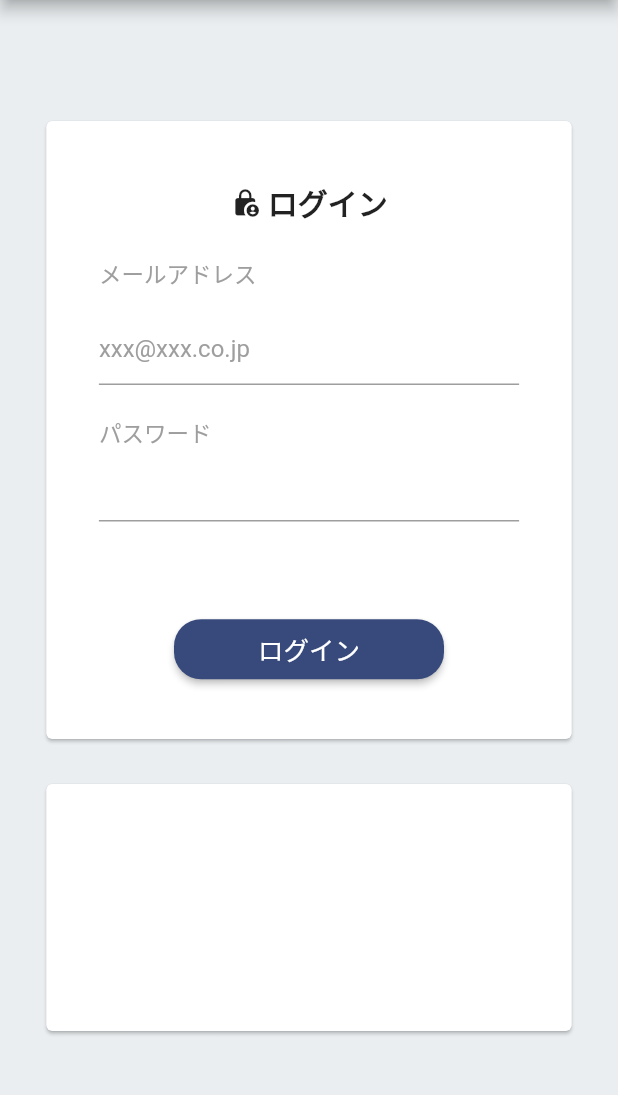
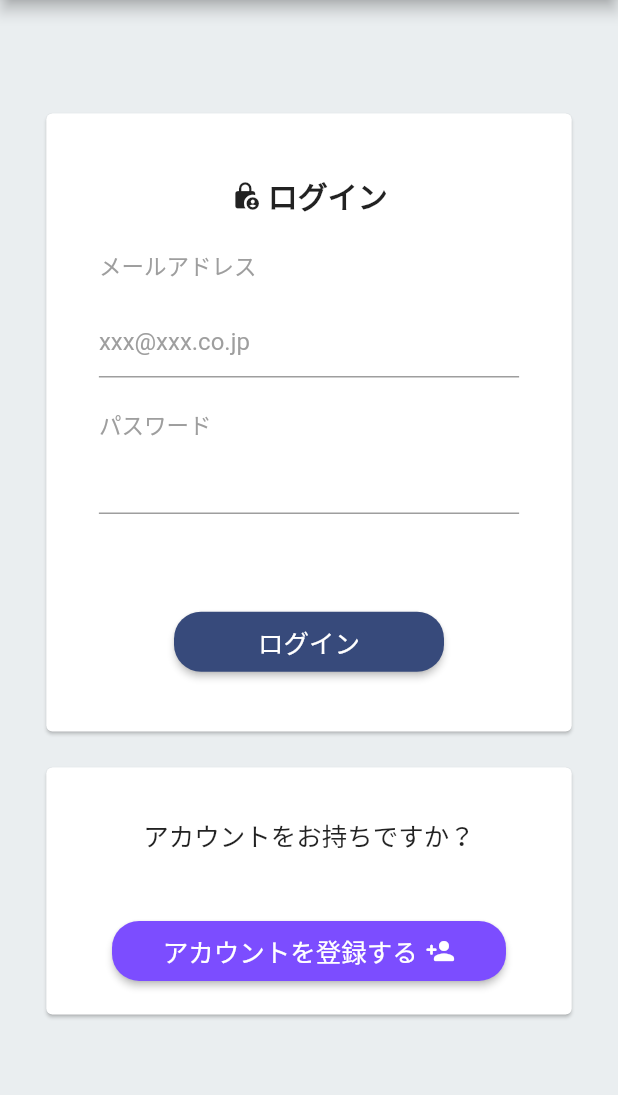
Before and after one commit to toshi1023/nfl-library-app, a Flutter app: the NotLoggedInMenuPage screen opened by its route, after a tap on "ログイン", on a phone screen of 412 x 824 dp, the part 84-1179 px from its top. Run offline on Flutter 3.47's test engine with Material 2 defaults, Android fonts, the phone set to English and light mode, and no system bars; our stand-ins replace flutter_riverpod; project files that could hold a hidden picture were left out.

Commit message:
implementing create account card at login page

```diff
--- a/lib/components/account/login_page.dart
+++ b/lib/components/account/login_page.dart
@@ -41,9 +41,9 @@ class LoginPage extends StatelessWidget {
           alignment: Alignment.center,
           child: SingleChildScrollView(
             child: Column(
+              mainAxisAlignment: MainAxisAlignment.spaceAround,
               children: [
                 Card (
-                  margin: const EdgeInsets.all(AppNum.cardMargin),
                   child: SizedBox (
                     width: cardWidth,
                     height: cardLoginHeight,
@@ -156,6 +156,58 @@ class LoginPage extends StatelessWidget {
                   child: SizedBox(
                     width: cardWidth,
                     height: cardAccountConfirmHeight,
+                    child: Column(
+                      mainAxisAlignment: MainAxisAlignment.spaceAround,
+                      children: <Widget> [
+                        const Padding(
+                          padding: EdgeInsets.only(top: 10.0),
+                          child: Center(
+                            child: Text(
+                              'アカウントをお持ちですか？',
+                              style: TextStyle(
+                                fontSize: 17
+                              ),
+                            ),
+                          ),
+                        ),
+                        SizedBox(
+                            height: 40,
+                            width: cardWidth * 0.75,
+                            child: ElevatedButton(
+                              onPressed: () {
+                                // ログインページへ遷移
+                                Navigator.of(context).pushNamed("/login");
+                              },
+                              style: ElevatedButton.styleFrom(
+                                primary: Colors.deepPurpleAccent, //ボタンの背景色
+                                shape: const RoundedRectangleBorder(
+                                  // ボタンの形に丸みをおびせる
+                                  borderRadius: BorderRadius.all(Radius.circular(18.0)),
+                                ),
+                              ),
+                              child: Row(
+                                mainAxisAlignment: MainAxisAlignment.center,
+                                children: <Widget> [
+                                  const Text(
+                                    'アカウントを登録する',
+                                    style: TextStyle(fontSize: 17),
+                                  ),
+                                  Padding(
+                                    padding: const EdgeInsets.only(left: 5.0),
+                                    child: Container(
+                                        alignment: Alignment.center,
+                                        child: const Icon(
+                                          Icons.person_add_rounded,
+                                          size: 20,
+                                        )
+                                    ),
+                                  ),
+                                ],
+                              ),
+                            )
+                        )
+                      ],
+                    ),
                   ),
                 )
               ],
--- a/lib/components/menus/logged_in_menu_page.dart
+++ b/lib/components/menus/logged_in_menu_page.dart
@@ -45,7 +45,7 @@ class LoggedInMenuPage extends StatelessWidget {
             children: <Widget> [
               Center(
                 child: Card(
-                  margin: const EdgeInsets.all(AppNum.cardMargin),
+                  margin: const EdgeInsets.only(top: AppNum.cardMargin),
                   child: SizedBox(
                     width: cardWidth,
                     height: cardFavoriteHeight,
@@ -82,7 +82,6 @@ class LoggedInMenuPage extends StatelessWidget {
               ),
               Center(
                 child: Card(
-                  margin: const EdgeInsets.all(AppNum.cardMargin),
                   child: Column(
                     children: [
                       SizedBox(
--- a/lib/components/menus/not_logged_in_menu_page.dart
+++ b/lib/components/menus/not_logged_in_menu_page.dart
@@ -46,12 +46,13 @@ class NotLoggedInMenuPage extends StatelessWidget {
         backgroundColor: AppColor.backColor,
         body: SingleChildScrollView(
           child: Column(
+            mainAxisAlignment: MainAxisAlignment.spaceAround,
             children: <Widget> [
 
               // お気に入りチーム
               Center(
                 child: Card(
-                  margin: const EdgeInsets.all(AppNum.cardMargin),
+                  margin: const EdgeInsets.only(top: AppNum.cardMargin),
                   child: SizedBox(
                     width: cardWidth,
                     height: cardFavoriteHeight,
@@ -155,7 +156,6 @@ class NotLoggedInMenuPage extends StatelessWidget {
               // アカウント
               Center(
                 child: Card(
-                  margin: const EdgeInsets.all(AppNum.cardMargin),
                   child: SizedBox(
                     width: cardWidth,
                     height: cardAccountHeight,
--- a/lib/configs/const.dart
+++ b/lib/configs/const.dart
@@ -14,7 +14,7 @@ class AppNum {
   static const double iphoneHeight8 = 667.0;
   static const double iphoneWidth8 = 375.0;
   // 全体共通
-  static const double cardMargin = 15.0;
+  static const double cardMargin = 20.0;
   static const double cardWidth = 0.85;
   static const double subtitle = 6.0;
   static const double appBarLogo = 38.0;
```
